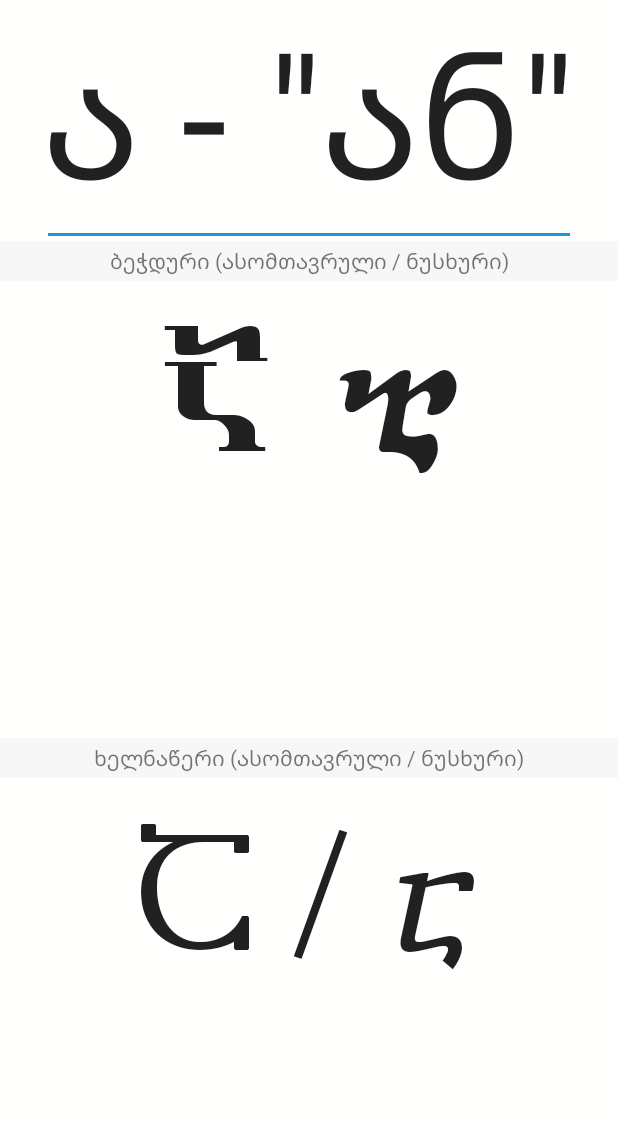
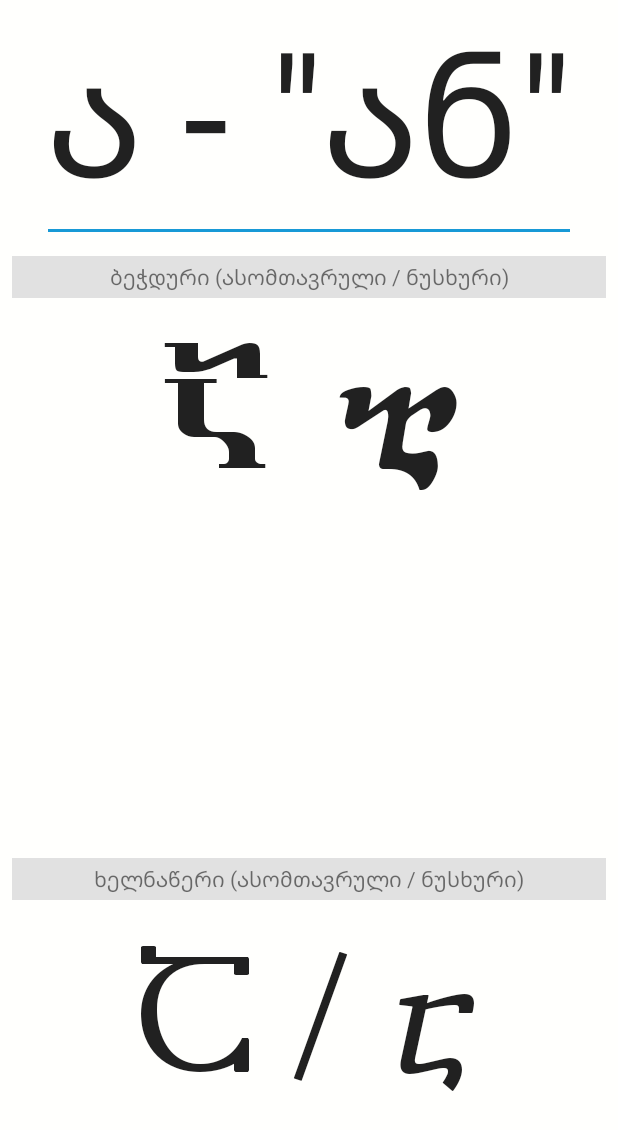
Before and after one commit to hubua/Beboena, an Android app: the layout pager_item_letter.xml on its own in the app's theme, with its tools: preview values and no code run, on a phone screen of 412 x 824 dp. Shown: the top 1130 px of the screen. Run offline under Robolectric (Android 15) with nearby library versions, the phone set to English and light mode, and no system bars; network calls fail.

Commit message:
Develop UI

```diff
--- a/app/src/main/java/com/ghub/beboena/bl/GeorgianLetter.kt
+++ b/app/src/main/java/com/ghub/beboena/bl/GeorgianLetter.kt
@@ -7,19 +7,13 @@ data class GeorgianLetter(
         val mkhedruli: Char,
         val asomtavruli: Char,
         val nuskhuri: Char,
-        val alternativeAsomtavruliSpelling: String,
-        val latinEquivalent: String,
         val number: String,
         val name: String,
         val read: String,
         val learnOrder: Int,
         val sentences: List<String>) {
 
-    private val _random = Random()
-
     val letterKeySpelling get() = mkhedruli
-
-    val sentencesShuffled get() = sentences.shuffled(_random) //TODO use shuffled, beware reshufling on each call!
 
     val hasSentences get() = learnOrder > 1 && learnOrder < 100
 
--- a/app/src/main/java/com/ghub/beboena/customview/LettersPagerAdapter.kt
+++ b/app/src/main/java/com/ghub/beboena/customview/LettersPagerAdapter.kt
@@ -38,7 +38,7 @@ internal class LettersPagerAdapter : androidx.viewpager.widget.PagerAdapter() {
      */
     override fun getPageTitle(position: Int): CharSequence? {
         val letter = lettersOrdered[position]
-        return "${letter.asomtavruli} ${letter.nuskhuri} (${letter.name})"
+        return "${letter.asomtavruli} ${letter.nuskhuri} (${letter.mkhedruli})"
     }
 
     /**
@@ -51,7 +51,8 @@ internal class LettersPagerAdapter : androidx.viewpager.widget.PagerAdapter() {
         val view = LayoutInflater.from(container.context).inflate(R.layout.pager_item_letter, container, false)
         container.addView(view)
 
-        view.txtLetterMkhedruli.text = "${letter.mkhedruli} - \"${letter.name}\""
+        val read = if (letter.read.isEmpty()) "" else " \"${letter.read}\""
+        view.txtLetterMkhedruli.text = "${letter.name} - ${letter.mkhedruli}${read}"
 
         view.txtBechduri.text = "${letter.asomtavruli} ${letter.nuskhuri}"
         view.txtKhelnatseri.text = "${letter.asomtavruli} ${letter.nuskhuri}"
--- a/app/src/main/res/layout/fragment_transcript.xml
+++ b/app/src/main/res/layout/fragment_transcript.xml
@@ -13,7 +13,7 @@
         android:layout_height="wrap_content"
         android:gravity="center_horizontal"
         android:padding="3dp"
-        tools:text="სავარჯიშო - ასო ა" />
+        tools:text="სავარჯიშო \u2014 ასო ა" />
 
     <FrameLayout
         android:id="@+id/frame_layout_progress"
@@ -54,7 +54,7 @@
         android:layout_marginRight="16dp"
         android:padding="8dp"
         android:textAppearance="@style/TextGeoBechduri"
-        android:textSize="30sp"
+        android:textSize="35sp"
         tools:text="@string/txt_sentence_sample_geo" />
 
     <FrameLayout
--- a/app/src/main/res/layout/pager_item_letter.xml
+++ b/app/src/main/res/layout/pager_item_letter.xml
@@ -11,7 +11,7 @@
         android:id="@+id/txtLetterMkhedruli"
         android:layout_width="match_parent"
         android:layout_height="0px"
-        android:layout_weight="1"
+        android:layout_weight="0.2"
         android:background="@color/colorWindowBackground"
         android:gravity="center_horizontal|bottom"
         android:textAppearance="@style/TextH2"
@@ -23,7 +23,7 @@
         android:layout_width="match_parent"
         android:layout_height="2dp"
         android:layout_marginTop="3dp"
-        android:layout_marginBottom="3dp"
+        android:layout_marginBottom="16dp"
         android:layout_marginStart="32dp"
         android:layout_marginEnd="32dp"
         android:background="@color/colorPrimaryDark" />
@@ -32,16 +32,18 @@
         android:id="@+id/txtBechduriLabel"
         android:layout_width="match_parent"
         android:layout_height="wrap_content"
+        android:layout_marginLeft="8dp"
+        android:layout_marginRight="8dp"
         android:gravity="center_horizontal"
-        android:padding="3dp"
-        android:background="@color/colorEditTextBackground"
+        android:padding="4dp"
+        android:background="@color/colorEditTextBorder"
         android:text="@string/txt_bechduri_label" />
 
     <TextView
         android:id="@+id/txtBechduri"
         android:layout_width="match_parent"
         android:layout_height="0px"
-        android:layout_weight="2"
+        android:layout_weight="0.5"
         android:gravity="center_horizontal|top"
         android:textAppearance="@style/TextGeoBechduri"
         android:background="@color/colorWindowBackground"
@@ -52,16 +54,18 @@
         android:id="@+id/txtKhelnatseriLabel"
         android:layout_width="match_parent"
         android:layout_height="wrap_content"
+        android:layout_marginLeft="8dp"
+        android:layout_marginRight="8dp"
         android:gravity="center_horizontal"
-        android:padding="3dp"
-        android:background="@color/colorEditTextBackground"
+        android:padding="4dp"
+        android:background="@color/colorEditTextBorder"
         android:text="@string/txt_khelnatseri_label" />
 
     <TextView
         android:id="@+id/txtKhelnatseri"
         android:layout_width="match_parent"
         android:layout_height="0px"
-        android:layout_weight="2"
+        android:layout_weight="0.3"
         android:gravity="center_horizontal|top"
         android:textAppearance="@style/TextGeoKhelnatseri"
         android:background="@color/colorWindowBackground"
--- a/app/src/main/res/values/colors.xml
+++ b/app/src/main/res/values/colors.xml
@@ -2,7 +2,7 @@
 <resources>
     <color name="colorPrimary">#1CB0F6</color>
     <color name="colorPrimaryDark">#1899D6</color>
-    <color name="colorAccent">#66FF00FF</color>
+    <color name="colorAccent">#4DFF00FF</color>
 
     <color name="colorWindowBackground">#FFFFFD</color>
     <color name="colorEditTextBackground">#F7F7F7</color>
--- a/app/src/main/res/values/strings.xml
+++ b/app/src/main/res/values/strings.xml
@@ -8,7 +8,7 @@
     <string name="txt_sentence_sample_khucuri">ნახეს უცხო მოყმე ვინმე</string>
     <string name="txt_long_sentence_sample">ⴌⴀⴞⴄⴑ ⴓⴚⴞⴍ ⴋⴍⴗⴋⴄ ⴅⴈⴌⴋⴄ, ⴟⴃⴀ ⴋⴒⴈⴐⴀⴊⴈ ⴜⴗⴊⴈⴑⴀ ⴎⴈⴐⴑⴀ</string>
 
-    <string name="txt_letters_hint">აირჩიეთ ასო და დაიწყეთ სავარჯიშო დავალება</string>
+    <string name="txt_letters_hint">დაიმახსოვრეთ ასოს დამწერლობა და დაიწყეთ სავარჯიშო დავალება</string>
     <!--<string name="txt_asomtavruli_label"><![CDATA[<b>ასომთავრული</b><br/>ბეჭდური და ხელნაწერი]]></string>-->
     <string name="txt_bechduri_label">ბეჭდური (ასომთავრული / ნუსხური)</string>
     <string name="txt_khelnatseri_label">ხელნაწერი (ასომთავრული / ნუსხური)</string>
@@ -16,7 +16,7 @@
     <string name="btn_next_letter">შემდეგი ასო</string>
     <string name="btn_start_exercise">ვივარჯიშოთ</string>
 
-    <string name="txt_learning_letter">სავარჯიშო - ასო &quot;"%s"&quot;</string>
+    <string name="txt_learning_letter">სავარჯიშო \u2014 ასო &quot;"%s"&quot;</string>
     <string name="txt_translate_sentence_hint">გადათარგმნეთ წინადადება</string>
     <string name="btn_check">შევამოწმოთ</string>
     <string name="btn_continue">გავაგრძელოთ</string>
```
Also changed, not shown: app/src/main/java/com/ghub/beboena/bl/GeorgianAlphabet.kt (+5 -2 lines), app/src/main/java/com/ghub/beboena/ui/ResultFragment.kt (+8 -4 lines), app/src/main/java/com/ghub/beboena/ui/TranscriptFragment.kt (+11 -9 lines), app/src/main/res/layout/fragment_result.xml (+8 -2 lines), app/src/main/res/drawable/smile_bad.png (added), app/src/main/res/drawable/smile_excellent.png (added), app/src/main/res/drawable/smile_satisfactory.png (added), app/src/main/res/drawable/smile_unsatisfactory.png (added), 1 other file.
